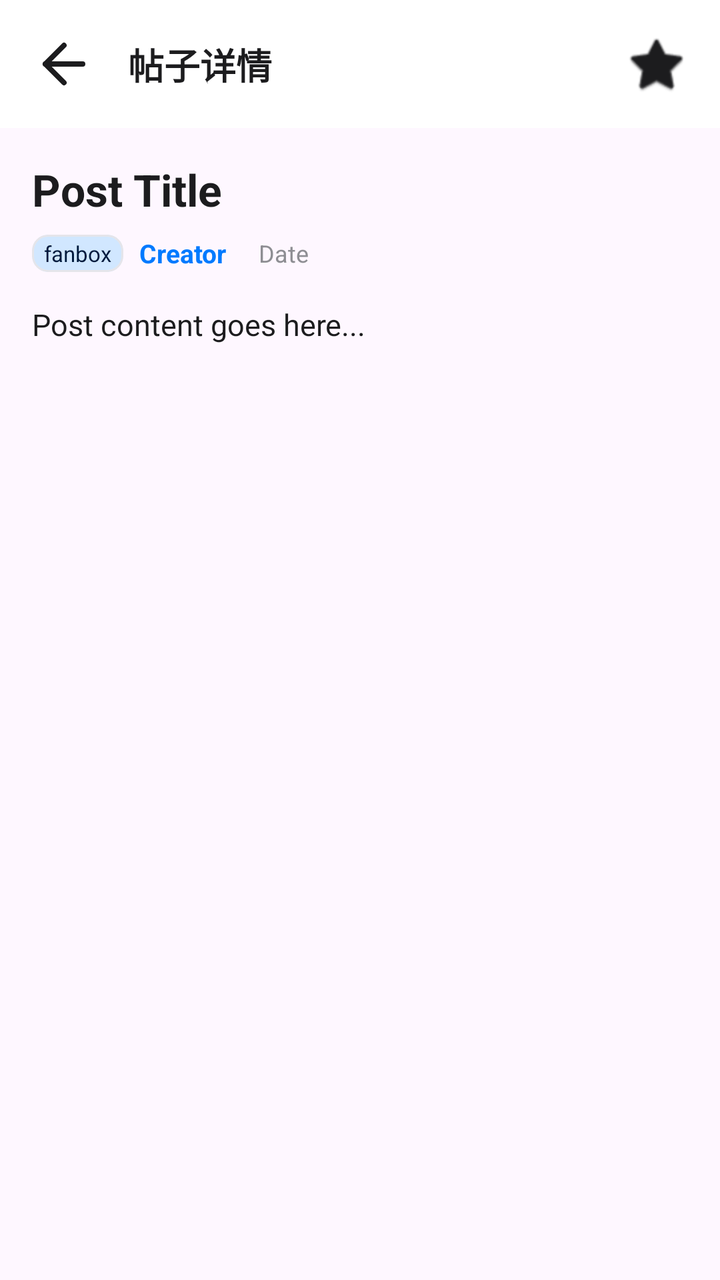
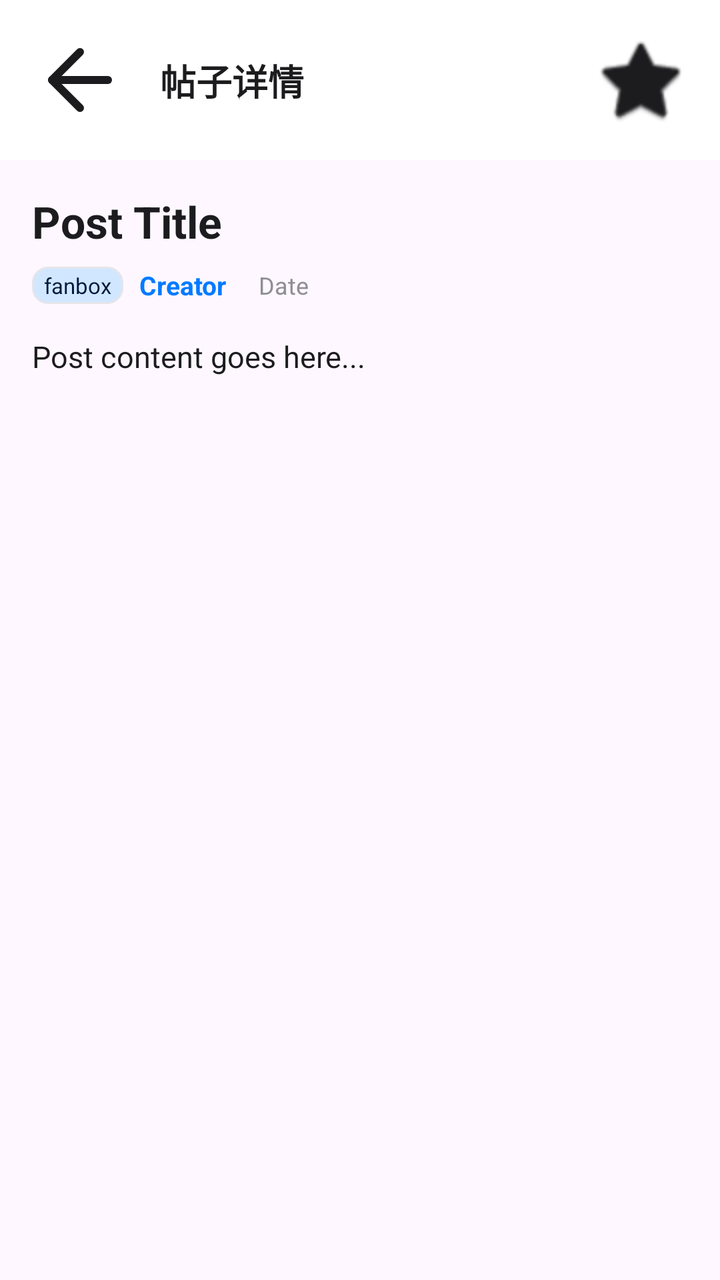

The first picture is an Android layout as it rendered before a commit; the second is the same layout after the commit. The layout source and the unified diff follow.
<!-- AndroidManifest.xml: application theme Theme.Pawchive -->
<!-- res/layout/fragment_post_detail.xml -->
<?xml version="1.0" encoding="utf-8"?>
<androidx.constraintlayout.widget.ConstraintLayout xmlns:android="http://schemas.android.com/apk/res/android"
    xmlns:app="http://schemas.android.com/apk/res-auto"
    xmlns:tools="http://schemas.android.com/tools"
    android:layout_width="match_parent"
    android:layout_height="match_parent"
    android:background="?android:attr/colorBackground">

    
    <androidx.constraintlayout.widget.ConstraintLayout
        android:id="@+id/header_layout"
        android:layout_width="match_parent"
        android:layout_height="wrap_content"
        android:background="?attr/colorSurface"
        android:padding="16dp"
        app:layout_constraintTop_toTopOf="parent">

        <ImageView
            android:id="@+id/btn_back"
            android:layout_width="32dp"
            android:layout_height="32dp"
            android:src="@drawable/ic_arrow_back"
            android:contentDescription="@string/back"
            app:tint="?attr/colorOnSurface"
            app:layout_constraintStart_toStartOf="parent"
            app:layout_constraintTop_toTopOf="parent"
            app:layout_constraintBottom_toBottomOf="parent" />

        <TextView
            android:id="@+id/tv_header_title"
            android:layout_width="0dp"
            android:layout_height="wrap_content"
            android:layout_marginStart="16dp"
            android:textColor="?attr/colorOnSurface"
            android:textSize="18sp"
            android:textStyle="bold"
            android:text="@string/post_details"
            app:layout_constraintEnd_toStartOf="@+id/btn_post_bookmark"
            app:layout_constraintStart_toEndOf="@+id/btn_back"
            app:layout_constraintTop_toTopOf="parent"
            app:layout_constraintBottom_toBottomOf="parent" />

        <ImageView
            android:id="@+id/btn_post_bookmark"
            android:layout_width="32dp"
            android:layout_height="32dp"
            android:src="@android:drawable/btn_star_big_off"
            android:contentDescription="@string/bookmark_description"
            app:tint="?attr/colorOnSurface"
            app:layout_constraintEnd_toEndOf="parent"
            app:layout_constraintTop_toTopOf="parent"
            app:layout_constraintBottom_toBottomOf="parent" />

    </androidx.constraintlayout.widget.ConstraintLayout>

    
    <LinearLayout
        android:id="@+id/video_player_container"
        android:layout_width="match_parent"
        android:layout_height="wrap_content"
        android:orientation="vertical"
        android:visibility="gone"
        android:background="?attr/colorSurface"
        app:layout_constraintTop_toBottomOf="@+id/header_layout">

        
        <FrameLayout
            android:id="@+id/video_display_frame"
            android:layout_width="match_parent"
            android:layout_height="240dp"
            android:background="@android:color/black">

            <androidx.media3.ui.PlayerView
                android:id="@+id/player_view"
                android:layout_width="match_parent"
                android:layout_height="match_parent"
                app:show_buffering="always"
                app:resize_mode="fit"
                app:use_controller="false" />

            <ProgressBar
                android:id="@+id/video_loading_progress"
                android:layout_width="wrap_content"
                android:layout_height="wrap_content"
                android:layout_gravity="center"
                android:indeterminateTint="@android:color/white" />

            <ImageButton
                android:id="@+id/video_play_button"
                android:layout_width="64dp"
                android:layout_height="64dp"
                android:layout_gravity="center"
                android:src="@drawable/ic_play_circle"
                android:background="@drawable/circle_background"
                app:tint="@android:color/white"
                android:visibility="gone"
                android:contentDescription="@string/play_video" />

            
            <LinearLayout
                android:id="@+id/video_controller_overlay"
                android:layout_width="match_parent"
                android:layout_height="wrap_content"
                android:layout_gravity="bottom"
                android:orientation="vertical"
                android:paddingHorizontal="12dp"
                android:paddingTop="16dp"
                android:paddingBottom="8dp"
                android:background="@drawable/video_control_gradient">

                
                <LinearLayout
                    android:layout_width="match_parent"
                    android:layout_height="wrap_content"
                    android:orientation="horizontal"
                    android:gravity="center_vertical"
                    android:layout_marginBottom="4dp">

                    <ImageButton
                        android:id="@+id/btn_play_pause"
                        android:layout_width="32dp"
                        android:layout_height="32dp"
                        android:src="@drawable/ic_play"
                        android:background="?attr/selectableItemBackgroundBorderless"
                        app:tint="@android:color/white"
                        android:contentDescription="@string/play" />

                    <TextView
                        android:id="@+id/tv_current_time"
                        android:layout_width="wrap_content"
                        android:layout_height="wrap_content"
                        android:text="00:00"
                        android:textColor="@android:color/white"
                        android:textSize="12sp"
                        android:layout_marginStart="8dp" />

                    
                    <SeekBar
                        android:id="@+id/seekbar_video"
                        android:layout_width="0dp"
                        android:layout_height="wrap_content"
                        android:layout_weight="1"
                        android:layout_marginStart="8dp"
                        android:layout_marginEnd="8dp"
                        android:minHeight="2dp"
                        android:maxHeight="2dp"
                        android:thumbTint="@android:color/white"
                        android:progressTint="@android:color/white"
                        android:progressBackgroundTint="#66FFFFFF" />

                    <TextView
                        android:id="@+id/tv_duration"
                        android:layout_width="wrap_content"
                        android:layout_height="wrap_content"
                        android:text="00:00"
                        android:textColor="@android:color/white"
                        android:textSize="12sp"
                        android:layout_marginEnd="8dp" />

                    <ImageButton
                        android:id="@+id/btn_fullscreen"
                        android:layout_width="32dp"
                        android:layout_height="32dp"
                        android:src="@drawable/ic_fullscreen"
                        android:background="?attr/selectableItemBackgroundBorderless"
                        app:tint="@android:color/white"
                        android:contentDescription="@string/fullscreen" />
                </LinearLayout>

            </LinearLayout>

            
            <LinearLayout
                android:id="@+id/video_top_actions"
                android:layout_width="wrap_content"
                android:layout_height="wrap_content"
                android:layout_gravity="top|end"
                android:orientation="horizontal"
                android:layout_margin="8dp">

                <ImageButton
                    android:id="@+id/btn_speed"
                    android:layout_width="32dp"
                    android:layout_height="32dp"
                    android:src="@drawable/ic_speed"
                    android:background="?attr/selectableItemBackgroundBorderless"
                    app:tint="@android:color/white"
                    android:contentDescription="@string/speed" />

                <ImageButton
                    android:id="@+id/btn_download"
                    android:layout_width="32dp"
                    android:layout_height="32dp"
                    android:layout_marginStart="4dp"
                    android:src="@drawable/ic_download"
                    android:background="?attr/selectableItemBackgroundBorderless"
                    app:tint="@android:color/white"
                    android:contentDescription="@string/download" />

                <ImageButton
                    android:id="@+id/btn_close_video"
                    android:layout_width="32dp"
                    android:layout_height="32dp"
                    android:layout_marginStart="4dp"
                    android:src="@drawable/ic_close"
                    android:background="?attr/selectableItemBackgroundBorderless"
                    app:tint="@android:color/white"
                    android:contentDescription="@string/close" />

            </LinearLayout>

        </FrameLayout>

        
        <LinearLayout
            android:layout_width="match_parent"
            android:layout_height="wrap_content"
            android:orientation="horizontal"
            android:padding="8dp"
            android:gravity="center_vertical">

            <TextView
                android:id="@+id/tv_video_name"
                android:layout_width="0dp"
                android:layout_height="wrap_content"
                android:layout_weight="1"
                android:textColor="?attr/colorOnSurfaceVariant"
                android:textSize="13sp"
                android:text="video.mp4" />

            <TextView
                android:id="@+id/tv_video_count"
                android:layout_width="wrap_content"
                android:layout_height="wrap_content"
                android:textColor="?attr/colorTextMuted"
                android:textSize="12sp"
                android:text="1/3" />

        </LinearLayout>

    </LinearLayout>

    
    <androidx.core.widget.NestedScrollView
        android:id="@+id/nestedScrollView"
        android:layout_width="match_parent"
        android:layout_height="0dp"
        app:layout_constraintBottom_toBottomOf="parent"
        app:layout_constraintTop_toBottomOf="@+id/video_player_container">

        <LinearLayout
            android:layout_width="match_parent"
            android:layout_height="wrap_content"
            android:orientation="vertical"
            android:padding="16dp">

            
            <TextView
                android:id="@+id/tv_post_title"
                android:layout_width="match_parent"
                android:layout_height="wrap_content"
                android:textColor="?attr/colorOnSurface"
                android:textSize="22sp"
                android:textStyle="bold"
                android:text="Post Title" />

            
            <LinearLayout
                android:layout_width="match_parent"
                android:layout_height="wrap_content"
                android:orientation="horizontal"
                android:layout_marginTop="8dp"
                android:gravity="center_vertical">

                <com.google.android.material.card.MaterialCardView
                    android:id="@+id/card_post_service"
                    android:layout_width="wrap_content"
                    android:layout_height="wrap_content"
                    app:cardCornerRadius="8dp"
                    app:cardElevation="0dp"
                    app:cardBackgroundColor="?attr/colorPrimaryContainer">

                    <TextView
                        android:id="@+id/tv_post_service"
                        android:layout_width="wrap_content"
                        android:layout_height="wrap_content"
                        android:paddingHorizontal="6dp"
                        android:paddingVertical="2dp"
                        android:textColor="?attr/colorOnPrimaryContainer"
                        android:textSize="11sp"
                        android:text="fanbox" />
                </com.google.android.material.card.MaterialCardView>

                <TextView
                    android:id="@+id/tv_post_creator"
                    android:layout_width="wrap_content"
                    android:layout_height="wrap_content"
                    android:layout_marginStart="8dp"
                    android:textColor="?attr/colorPrimary"
                    android:textSize="13sp"
                    android:textStyle="bold"
                    android:text="Creator" />

                <TextView
                    android:id="@+id/tv_post_date"
                    android:layout_width="wrap_content"
                    android:layout_height="wrap_content"
                    android:layout_marginStart="16dp"
                    android:textColor="?attr/colorTextMuted"
                    android:textSize="12sp"
                    android:text="Date" />

            </LinearLayout>

            
            <com.google.android.material.card.MaterialCardView
                android:id="@+id/image_card"
                android:layout_width="match_parent"
                android:layout_height="wrap_content"
                android:layout_marginTop="16dp"
                android:visibility="gone"
                app:cardCornerRadius="12dp"
                app:cardBackgroundColor="?attr/colorSurface"
                app:strokeWidth="1dp"
                app:strokeColor="?attr/colorOutlineVariant">

                <ImageView
                    android:id="@+id/iv_post_image"
                    android:layout_width="match_parent"
                    android:layout_height="wrap_content"
                    android:adjustViewBounds="true"
                    android:scaleType="fitCenter"
                    android:maxHeight="360dp" />

            </com.google.android.material.card.MaterialCardView>

            
            <TextView
                android:id="@+id/tv_post_content"
                android:layout_width="match_parent"
                android:layout_height="wrap_content"
                android:layout_marginTop="16dp"
                android:textColor="?attr/colorOnSurface"
                android:textSize="15sp"
                android:lineSpacingMultiplier="1.2"
                android:text="Post content goes here..."
                android:textIsSelectable="true"
                android:linksClickable="true" />

            
            <TextView
                android:id="@+id/tv_attachments_header"
                android:layout_width="match_parent"
                android:layout_height="wrap_content"
                android:layout_marginTop="24dp"
                android:textColor="?attr/colorPrimary"
                android:textSize="16sp"
                android:textStyle="bold"
                android:text="@string/attachments"
                android:visibility="gone" />

            
            <LinearLayout
                android:id="@+id/layout_attachments"
                android:layout_width="match_parent"
                android:layout_height="wrap_content"
                android:orientation="vertical"
                android:layout_marginTop="8dp" />

            
            <TextView
                android:id="@+id/tv_revisions_header"
                android:layout_width="match_parent"
                android:layout_height="wrap_content"
                android:layout_marginTop="24dp"
                android:textColor="?attr/colorPrimary"
                android:textSize="16sp"
                android:textStyle="bold"
                android:text="@string/revisions"
                android:visibility="gone" />

            <LinearLayout
                android:id="@+id/layout_revisions"
                android:layout_width="match_parent"
                android:layout_height="wrap_content"
                android:orientation="vertical"
                android:layout_marginTop="8dp" />

            
            <TextView
                android:id="@+id/tv_comments_header"
                android:layout_width="match_parent"
                android:layout_height="wrap_content"
                android:layout_marginTop="24dp"
                android:textColor="?attr/colorSecondary"
                android:textSize="16sp"
                android:textStyle="bold"
                android:text="@string/comments"
                android:visibility="gone" />

            
            <androidx.recyclerview.widget.RecyclerView
                android:id="@+id/rv_comments"
                android:layout_width="match_parent"
                android:layout_height="wrap_content"
                android:layout_marginTop="8dp"
                android:nestedScrollingEnabled="false" />

            
            <LinearLayout
                android:layout_width="match_parent"
                android:layout_height="wrap_content"
                android:orientation="horizontal"
                android:layout_marginTop="24dp"
                android:layout_marginBottom="16dp"
                android:gravity="center">

                <com.google.android.material.button.MaterialButton
                    android:id="@+id/btn_prev_post"
                    style="@style/Widget.Material3.Button.OutlinedButton"
                    android:layout_width="0dp"
                    android:layout_height="wrap_content"
                    android:layout_weight="1"
                    android:layout_marginEnd="8dp"
                    android:text="@string/previous"
                    android:visibility="gone"
                    app:cornerRadius="12dp" />

                <com.google.android.material.button.MaterialButton
                    android:id="@+id/btn_next_post"
                    style="@style/Widget.Material3.Button.OutlinedButton"
                    android:layout_width="0dp"
                    android:layout_height="wrap_content"
                    android:layout_weight="1"
                    android:layout_marginStart="8dp"
                    android:text="@string/next"
                    android:visibility="gone"
                    app:cornerRadius="12dp" />

            </LinearLayout>

        </LinearLayout>
    </androidx.core.widget.NestedScrollView>

</androidx.constraintlayout.widget.ConstraintLayout>
<!-- resources referenced by this layout -->
<resources>
  <!-- drawable circle_background (drawable) -->
  <?xml version="1.0" encoding="utf-8"?>
  <shape xmlns:android="http://schemas.android.com/apk/res/android"
      android:shape="oval">
      <solid android:color="#66000000" />
      <stroke
          android:width="2dp"
          android:color="#FFFFFF" />
  </shape>
  <!-- drawable ic_arrow_back (drawable) -->
  <?xml version="1.0" encoding="utf-8"?>
  <vector xmlns:android="http://schemas.android.com/apk/res/android"
      android:width="24dp"
      android:height="24dp"
      android:viewportWidth="24"
      android:viewportHeight="24">
      <path
          android:fillColor="@android:color/transparent"
          android:strokeColor="?attr/colorControlNormal"
          android:strokeWidth="2"
          android:strokeLineCap="round"
          android:strokeLineJoin="round"
          android:pathData="m12 19-7-7 7-7" />
      <path
          android:fillColor="@android:color/transparent"
          android:strokeColor="?attr/colorControlNormal"
          android:strokeWidth="2"
          android:strokeLineCap="round"
          android:strokeLineJoin="round"
          android:pathData="M19 12H5" />
  </vector>
  <!-- drawable ic_close (drawable) -->
  <?xml version="1.0" encoding="utf-8"?>
  <vector xmlns:android="http://schemas.android.com/apk/res/android"
      android:width="24dp"
      android:height="24dp"
      android:viewportWidth="24"
      android:viewportHeight="24">
      <path
          android:fillColor="@android:color/transparent"
          android:strokeColor="?attr/colorControlNormal"
          android:strokeWidth="2"
          android:strokeLineCap="round"
          android:strokeLineJoin="round"
          android:pathData="m18 6-12 12" />
      <path
          android:fillColor="@android:color/transparent"
          android:strokeColor="?attr/colorControlNormal"
          android:strokeWidth="2"
          android:strokeLineCap="round"
          android:strokeLineJoin="round"
          android:pathData="m6 6 12 12" />
  </vector>
  <!-- drawable ic_play (drawable) -->
  <?xml version="1.0" encoding="utf-8"?>
  <vector xmlns:android="http://schemas.android.com/apk/res/android"
      android:width="24dp"
      android:height="24dp"
      android:viewportWidth="24"
      android:viewportHeight="24">
      <path
          android:fillColor="?attr/colorControlNormal"
          android:strokeColor="?attr/colorControlNormal"
          android:strokeWidth="2"
          android:strokeLineCap="round"
          android:strokeLineJoin="round"
          android:pathData="M5 5a2 2 0 0 1 3.008-1.728l11.997 6.998a2 2 0 0 1 .003 3.458l-12 7A2 2 0 0 1 5 19z" />
  </vector>
  <!-- drawable video_control_gradient (drawable) -->
  <?xml version="1.0" encoding="utf-8"?>
  <shape xmlns:android="http://schemas.android.com/apk/res/android"
      android:shape="rectangle">
      <gradient
          android:angle="90"
          android:startColor="#00000000"
          android:endColor="#B3000000"
          android:type="linear" />
  </shape>
  <string name="attachments">附件</string>
  <string name="back">返回</string>
  <string name="bookmark_description">收藏此帖子</string>
  <string name="close">关闭</string>
  <string name="comments">评论</string>
  <string name="download">下载</string>
  <string name="fullscreen">全屏</string>
  <string name="next">下一篇</string>
  <string name="play">播放</string>
  <string name="play_video">播放视频</string>
  <string name="post_details">帖子详情</string>
  <string name="previous">上一篇</string>
  <string name="revisions">修订历史</string>
  <string name="speed">倍速</string>
  <color name="white">#FFFFFFFF</color>
  <color name="card_light">#FFFFFF</color>
  <color name="text_primary_light">#1C1C1E</color>
  <color name="bg_light">#F2F2F7</color>
  <color name="text_secondary_light">#636366</color>
  <color name="divider_light">#E5E5EA</color>
  <color name="text_muted_light">#8E8E93</color>
  <color name="primary">#8A2BE2</color>
  <!-- unchanged entries left out for length: 5 -->
</resources>

<!-- the commit's change to res/layout/fragment_post_detail.xml (unified diff, before → after) -->
@@ -15,10 +15,12 @@
         android:padding="16dp"
         app:layout_constraintTop_toTopOf="parent">
 
-        <ImageView
+        <ImageButton
             android:id="@+id/btn_back"
-            android:layout_width="32dp"
-            android:layout_height="32dp"
+            android:layout_width="48dp"
+            android:layout_height="48dp"
+            android:background="?attr/selectableItemBackgroundBorderless"
+            android:scaleType="fitCenter"
             android:src="@drawable/ic_arrow_back"
             android:contentDescription="@string/back"
             app:tint="?attr/colorOnSurface"
@@ -40,10 +42,12 @@
             app:layout_constraintTop_toTopOf="parent"
             app:layout_constraintBottom_toBottomOf="parent" />
 
-        <ImageView
+        <ImageButton
             android:id="@+id/btn_post_bookmark"
-            android:layout_width="32dp"
-            android:layout_height="32dp"
+            android:layout_width="48dp"
+            android:layout_height="48dp"
+            android:background="?attr/selectableItemBackgroundBorderless"
+            android:scaleType="fitCenter"
             android:src="@android:drawable/btn_star_big_off"
             android:contentDescription="@string/bookmark_description"
             app:tint="?attr/colorOnSurface"
@@ -116,14 +120,14 @@
                     android:gravity="center_vertical"
                     android:layout_marginBottom="4dp">
 
-                    <ImageButton
-                        android:id="@+id/btn_play_pause"
-                        android:layout_width="32dp"
-                        android:layout_height="32dp"
-                        android:src="@drawable/ic_play"
-                        android:background="?attr/selectableItemBackgroundBorderless"
-                        app:tint="@android:color/white"
-                        android:contentDescription="@string/play" />
+                <ImageButton
+                    android:id="@+id/btn_play_pause"
+                    android:layout_width="48dp"
+                    android:layout_height="48dp"
+                    android:src="@drawable/ic_play"
+                    android:background="?attr/selectableItemBackgroundBorderless"
+                    app:tint="@android:color/white"
+                    android:contentDescription="@string/play" />
 
                     <TextView
                         android:id="@+id/tv_current_time"
@@ -157,14 +161,14 @@
                         android:textSize="12sp"
                         android:layout_marginEnd="8dp" />
 
-                    <ImageButton
-                        android:id="@+id/btn_fullscreen"
-                        android:layout_width="32dp"
-                        android:layout_height="32dp"
-                        android:src="@drawable/ic_fullscreen"
-                        android:background="?attr/selectableItemBackgroundBorderless"
-                        app:tint="@android:color/white"
-                        android:contentDescription="@string/fullscreen" />
+                <ImageButton
+                    android:id="@+id/btn_fullscreen"
+                    android:layout_width="48dp"
+                    android:layout_height="48dp"
+                    android:src="@drawable/ic_fullscreen"
+                    android:background="?attr/selectableItemBackgroundBorderless"
+                    app:tint="@android:color/white"
+                    android:contentDescription="@string/fullscreen" />
                 </LinearLayout>
 
             </LinearLayout>
@@ -180,8 +184,8 @@
 
                 <ImageButton
                     android:id="@+id/btn_speed"
-                    android:layout_width="32dp"
-                    android:layout_height="32dp"
+                    android:layout_width="48dp"
+                    android:layout_height="48dp"
                     android:src="@drawable/ic_speed"
                     android:background="?attr/selectableItemBackgroundBorderless"
                     app:tint="@android:color/white"
@@ -189,8 +193,8 @@
 
                 <ImageButton
                     android:id="@+id/btn_download"
-                    android:layout_width="32dp"
-                    android:layout_height="32dp"
+                    android:layout_width="48dp"
+                    android:layout_height="48dp"
                     android:layout_marginStart="4dp"
                     android:src="@drawable/ic_download"
                     android:background="?attr/selectableItemBackgroundBorderless"
@@ -199,8 +203,8 @@
 
                 <ImageButton
                     android:id="@+id/btn_close_video"
-                    android:layout_width="32dp"
-                    android:layout_height="32dp"
+                    android:layout_width="48dp"
+                    android:layout_height="48dp"
                     android:layout_marginStart="4dp"
                     android:src="@drawable/ic_close"
                     android:background="?attr/selectableItemBackgroundBorderless"
